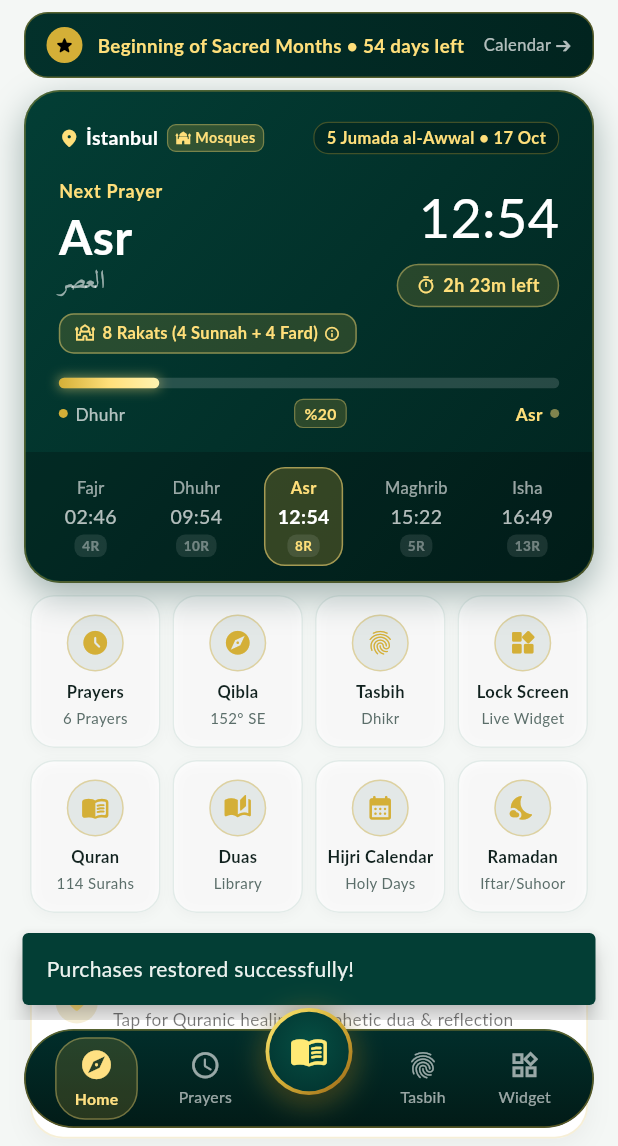
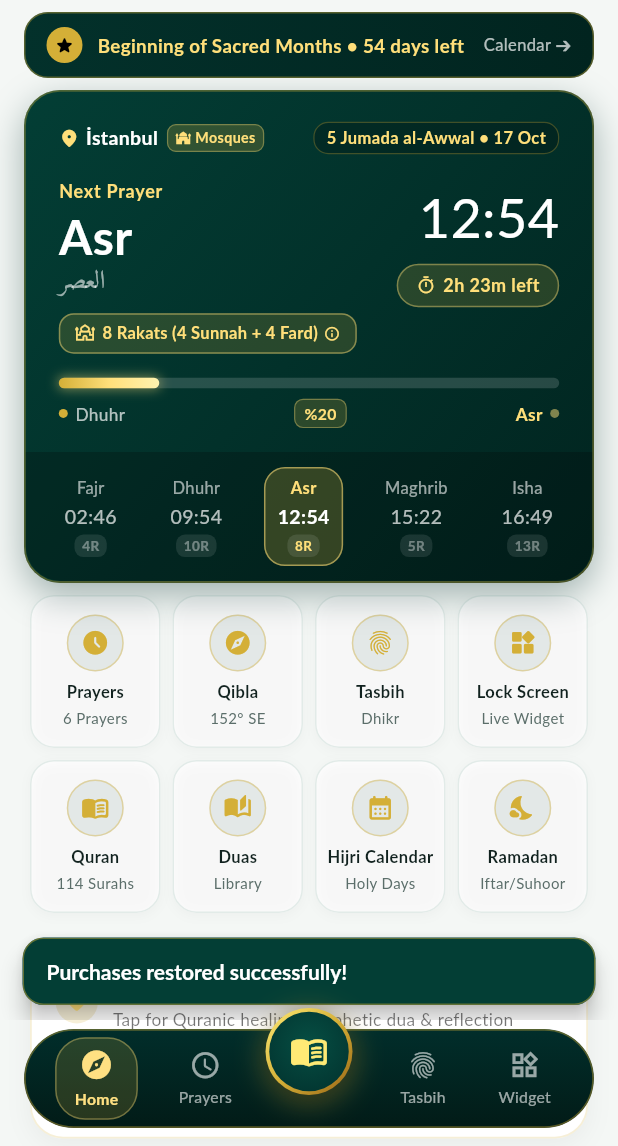
Before and after one commit to smhisk2456-commits/beyan-app, a Flutter app: the screen it shows after launch, after a tap on "Restore Purchases", on a phone screen of 412 x 824 dp, the part 90-1236 px from its top. Run offline on Flutter 3.47's test engine with Material 3 defaults, Android fonts, the phone set to English and light mode, and no system bars; our stand-ins replace adhan, audioplayers, flutter_compass, flutter_local_notifications, flutter_riverpod, flutter_timezone and 10 more; missing offline and left inert: home_widget, webview_flutter_wkwebview; accounts and stored records are empty; network calls fail; statements that could not run were skipped.

Commit message:
fix(theme,widget): fix dark-on-dark SnackBar text color globally and position widget SnackBar above bottom nav

```diff
--- a/lib/core/theme/app_theme.dart
+++ b/lib/core/theme/app_theme.dart
@@ -350,6 +350,20 @@ abstract class AppTheme {
         unselectedItemColor: AppColors.textHint,
         elevation: 8,
       ),
+      snackBarTheme: SnackBarThemeData(
+        backgroundColor: primary,
+        contentTextStyle: GoogleFonts.lato(
+          color: Colors.white,
+          fontSize: 14,
+          fontWeight: FontWeight.w600,
+        ),
+        actionTextColor: gold,
+        behavior: SnackBarBehavior.floating,
+        shape: RoundedRectangleBorder(
+          borderRadius: BorderRadius.circular(14),
+          side: BorderSide(color: gold.withValues(alpha: 0.45), width: 1),
+        ),
+      ),
       inputDecorationTheme: InputDecorationTheme(
         filled: true,
         fillColor: AppColors.surface,
@@ -463,6 +477,20 @@ abstract class AppTheme {
         unselectedItemColor: Colors.white38,
         elevation: 8,
       ),
+      snackBarTheme: SnackBarThemeData(
+        backgroundColor: const Color(0xFF0A382E),
+        contentTextStyle: GoogleFonts.lato(
+          color: Colors.white,
+          fontSize: 14,
+          fontWeight: FontWeight.w600,
+        ),
+        actionTextColor: gold,
+        behavior: SnackBarBehavior.floating,
+        shape: RoundedRectangleBorder(
+          borderRadius: BorderRadius.circular(14),
+          side: BorderSide(color: gold.withValues(alpha: 0.55), width: 1.2),
+        ),
+      ),
     );
   }
 }
```
Also changed, not shown: lib/features/widget_service/screens/widget_center_screen.dart (+39 -74 lines).
